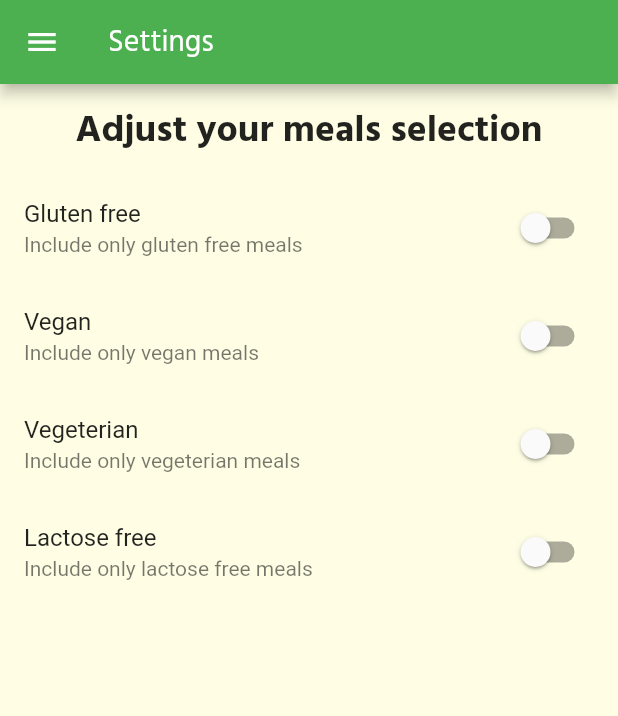
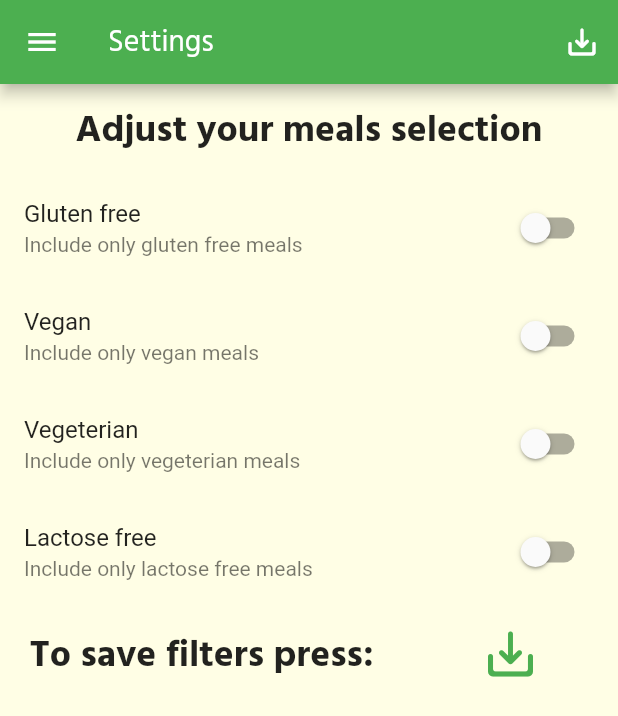
Before and after one commit to DimaMamaev/flutter-nav, a Flutter app: the SettingsScreen screen opened by its route, on a phone screen of 412 x 824 dp. Shown: the top 716 px of the screen. Run offline on Flutter 3.47's test engine with Material 2 defaults, Android fonts, the phone set to English and light mode, and no system bars.

Commit message:
implemented filters functionality

```diff
--- a/lib/main.dart
+++ b/lib/main.dart
@@ -1,4 +1,6 @@
 import 'package:flutter/material.dart';
+import 'package:menuApp/data/data.dart';
+import 'package:menuApp/models/meals.dart';
 
 import 'package:menuApp/screens/meals-details/meals-details.dart';
 import 'package:menuApp/screens/meals/meals.dart';
@@ -9,7 +11,43 @@ void main() {
   runApp(MyApp());
 }
 
-class MyApp extends StatelessWidget {
+class MyApp extends StatefulWidget {
+  @override
+  _MyAppState createState() => _MyAppState();
+}
+
+class _MyAppState extends State<MyApp> {
+  Map<String, bool> _filters = {
+    'gluten': false,
+    'lactose': false,
+    'vegan': false,
+    'vegeterian': false,
+  };
+
+  List<Meal> _mealsData = DATA_MEALS;
+
+  void _filterHandler(Map<String, bool> filterData) {
+    setState(() {
+      _filters = filterData;
+
+      _mealsData = DATA_MEALS.where((meal) {
+        if (_filters['gluten'] && !meal.isGlutenFree) {
+          return false;
+        }
+        if (_filters['lactose'] && !meal.isLactoseFree) {
+          return false;
+        }
+        if (_filters['vegan'] && !meal.isVegan) {
+          return false;
+        }
+        if (_filters['vegeterian'] && !meal.isVegetarian) {
+          return false;
+        }
+        return true;
+      }).toList();
+    });
+  }
+
   @override
   Widget build(BuildContext context) {
     return MaterialApp(
@@ -26,9 +64,10 @@ class MyApp extends StatelessWidget {
               ))),
       routes: {
         TabScreen.routeName: (context) => TabScreen(),
-        MealsScreen.routeName: (context) => MealsScreen(),
+        MealsScreen.routeName: (context) => MealsScreen(_mealsData),
         MealsDetailsScreen.routeName: (context) => MealsDetailsScreen(),
-        SettingsScreen.routeName: (context) => SettingsScreen(),
+        SettingsScreen.routeName: (context) =>
+            SettingsScreen(_filters, _filterHandler),
       },
       onUnknownRoute: (settings) {
         return MaterialPageRoute(builder: (ctx) => TabScreen());
--- a/lib/screens/settings/settings.dart
+++ b/lib/screens/settings/settings.dart
@@ -3,6 +3,10 @@ import 'package:menuApp/components/main-drawer/main-drawer.dart';
 
 class SettingsScreen extends StatefulWidget {
   static const String routeName = '/settings-screen';
+  final Function saveSettingsHandler;
+  final Map<String, bool> filters;
+
+  SettingsScreen(this.filters, this.saveSettingsHandler);
 
   @override
   _SettingsScreenState createState() => _SettingsScreenState();
@@ -13,6 +17,15 @@ class _SettingsScreenState extends State<SettingsScreen> {
   bool _vegan = false;
   bool _vegetarian = false;
   bool _lactoseFree = false;
+
+  @override
+  initState() {
+    _glutenFree = widget.filters['gluten'];
+    _vegan = widget.filters['lactose'];
+    _vegetarian = widget.filters['vegan'];
+    _lactoseFree = widget.filters['vegeterian'];
+    super.initState();
+  }
 
   Widget switcher(
     String title,
@@ -33,6 +46,20 @@ class _SettingsScreenState extends State<SettingsScreen> {
     return Scaffold(
       appBar: AppBar(
         title: const Text('Settings'),
+        actions: [
+          IconButton(
+            icon: Icon(Icons.save_alt_rounded),
+            onPressed: () {
+              final selectedFilters = {
+                'gluten': _glutenFree,
+                'lactose': _lactoseFree,
+                'vegan': _vegan,
+                'vegeterian': _vegetarian,
+              };
+              widget.saveSettingsHandler(selectedFilters);
+            },
+          )
+        ],
       ),
       drawer: MainDrawer(),
       body: Column(
@@ -71,8 +98,35 @@ class _SettingsScreenState extends State<SettingsScreen> {
                   _lactoseFree = newVal;
                 });
               }),
+              Row(
+                mainAxisAlignment: MainAxisAlignment.spaceAround,
+                children: [
+                  Text(
+                    'To save filters press:',
+                    style: Theme.of(context).textTheme.headline6,
+                  ),
+                  Padding(
+                      padding: const EdgeInsets.all(8.0),
+                      child: FlatButton(
+                        child: Icon(
+                          Icons.save_alt_rounded,
+                          size: 40,
+                          color: Theme.of(context).primaryColor,
+                        ),
+                        onPressed: () {
+                          final selectedFilters = {
+                            'gluten': _glutenFree,
+                            'lactose': _lactoseFree,
+                            'vegan': _vegan,
+                            'vegeterian': _vegetarian,
+                          };
+                          widget.saveSettingsHandler(selectedFilters);
+                        },
+                      )),
+                ],
+              )
             ]),
-          )
+          ),
         ],
       ),
     );
```
Also changed, not shown: lib/screens/meals/meals.dart (+5 -2 lines).
